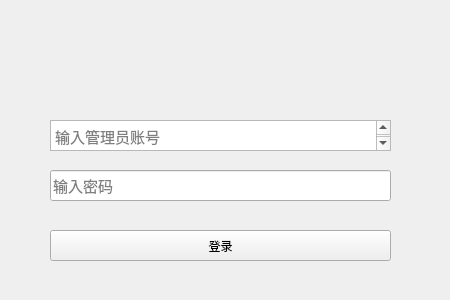
Qt form mainwidget.ui (LuodachuiXG/management_system) before a commit.
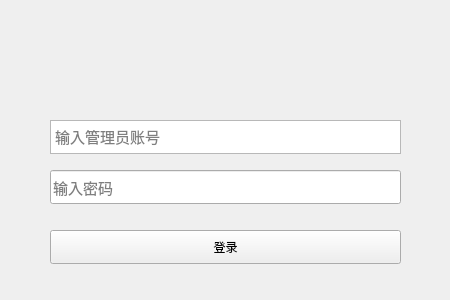
The same form after that commit. Icons and pictures are not drawn.

What changed in the file:
```diff
--- a/mainwidget.ui
+++ b/mainwidget.ui
@@ -38,8 +38,8 @@
     <rect>
      <x>50</x>
      <y>120</y>
-     <width>341</width>
-     <height>31</height>
+     <width>351</width>
+     <height>34</height>
     </rect>
    </property>
    <property name="font">
@@ -63,8 +63,8 @@
     <rect>
      <x>50</x>
      <y>170</y>
-     <width>341</width>
-     <height>31</height>
+     <width>351</width>
+     <height>34</height>
     </rect>
    </property>
    <property name="font">
@@ -88,8 +88,8 @@
     <rect>
      <x>50</x>
      <y>230</y>
-     <width>341</width>
-     <height>31</height>
+     <width>351</width>
+     <height>34</height>
     </rect>
    </property>
    <property name="cursor">
```
Left out of the diff: 6 changed lines with no effect on the pictures.
